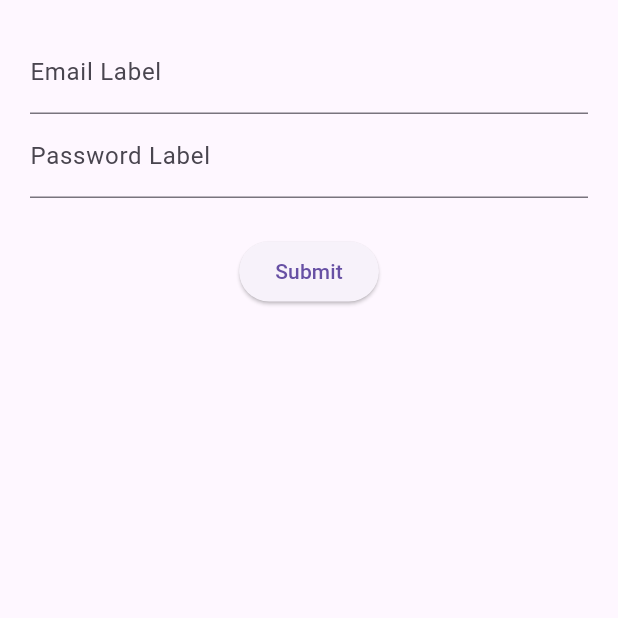
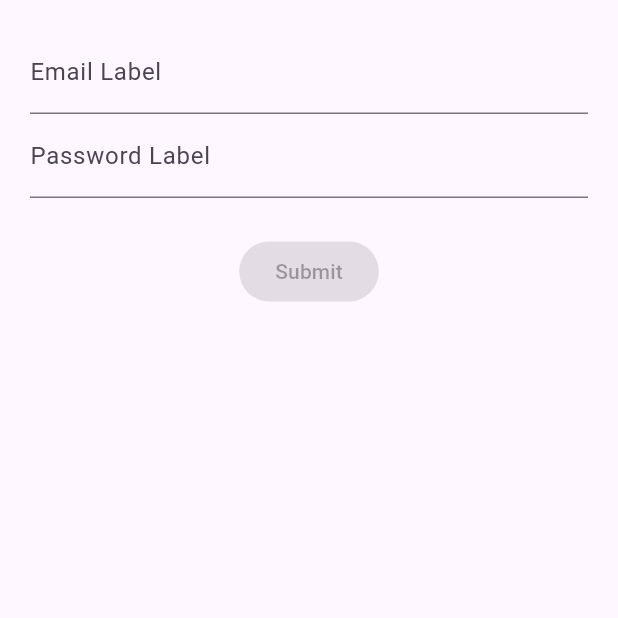
Before and after one commit to Arufiand/flutter-login_bloc, a Flutter app: the screen it shows after launch, on a phone screen of 412 x 824 dp, the top half of it. Run offline on Flutter 3.47's test engine with Material 3 defaults, Android fonts, the phone set to English and light mode, and no system bars; our stand-ins replace rxdart.

Commit message:
feat: installing rxdart + updating bloc for submitButton validation

```diff
--- a/lib/src/blocs/bloc.dart
+++ b/lib/src/blocs/bloc.dart
@@ -1,12 +1,14 @@
 import 'dart:async';
 import 'validators.dart';
+import 'package:rxdart/rxdart.dart';
 
 class Bloc extends Object with Validators {
-  final _email = StreamController<String>();
-  final _password = StreamController<String>();
+  final _email = StreamController<String>.broadcast();
+  final _password = StreamController<String>.broadcast();
 
   Stream<String> get email => _email.stream.transform(validateEmail);
   Stream<String> get password => _password.stream.transform(validatePassword);
+  Stream<bool> get submitValid => Rx.combineLatest2(email, password, (String e, String p) => true);
 
   Function(String) get emailChange => _email.sink.add;
   Function(String) get passwordChange => _password.sink.add;
--- a/lib/src/screen/login_screen.dart
+++ b/lib/src/screen/login_screen.dart
@@ -16,7 +16,7 @@ class LoginScreen extends StatelessWidget{
            emailField(bloc),
            passwordField(bloc),
            Container(margin: const EdgeInsets.only(top: 25.0),),
-           submitButton()
+           submitButton(bloc)
          ],
        ),
      );
@@ -57,15 +57,22 @@ class LoginScreen extends StatelessWidget{
     );
   }
 
-  Widget submitButton(){
-    return ElevatedButton(
-      autofocus: true,
-        onPressed : () {
-          // formKey.currentState?.reset(); // To reset the form
-
-        },
-        child : const Text('Submit')
+  Widget submitButton(Bloc bloc) {
+    return StreamBuilder<bool>(
+      stream: bloc.submitValid,
+      builder: (context, snapshot) {
+        return ElevatedButton(
+          autofocus: true,
+          onPressed: (snapshot.hasData && snapshot.data == true)
+              ? () {
+            print("Form is valid. Proceed with submission.");
+          }
+              : null, // Disable button if there's an error or no valid data
+          child: const Text('Submit'),
+        );
+      },
     );
   }
 
+
 }
--- a/pubspec.yaml
+++ b/pubspec.yaml
@@ -35,6 +35,7 @@ dependencies:
   # The following adds the Cupertino Icons font to your application.
   # Use with the CupertinoIcons class for iOS style icons.
   cupertino_icons: ^1.0.8
+  rxdart: ^0.28.0
 
 dev_dependencies:
   flutter_test:
```
Also changed, not shown: pubspec.lock.
